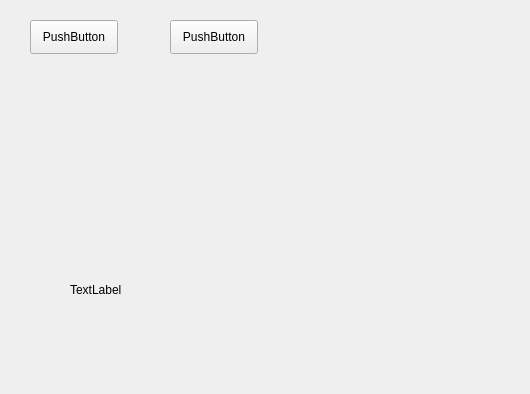
Qt form src/MainWindow.ui (DalShooth/PrevEve) before a commit.
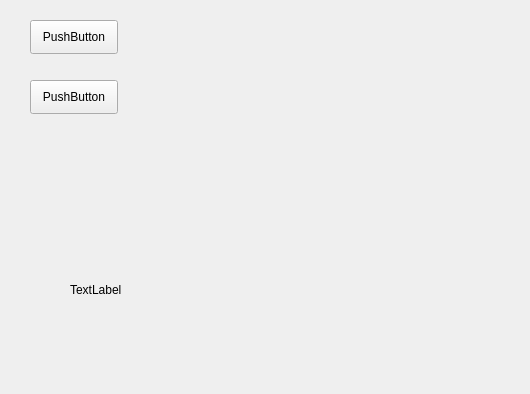
The same form after that commit.

What changed in the file:
```diff
--- a/src/MainWindow.ui
+++ b/src/MainWindow.ui
@@ -43,8 +43,8 @@
    <widget class="QPushButton" name="pushButton_2">
     <property name="geometry">
      <rect>
-      <x>170</x>
-      <y>20</y>
+      <x>30</x>
+      <y>80</y>
       <width>88</width>
       <height>34</height>
      </rect>
```
Left out of the diff: 2 changed lines with no effect on the pictures.
